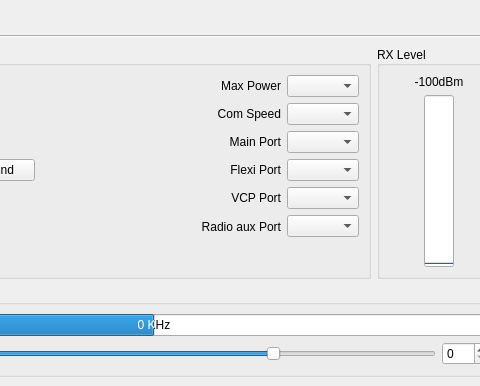
Qt form ground/gcs/src/plugins/config/oplink.ui (librepilot/LibrePilot) before a commit; both pictures show x 304 to 784 and y 0 to 386 of the 971 by 652 pixel window.
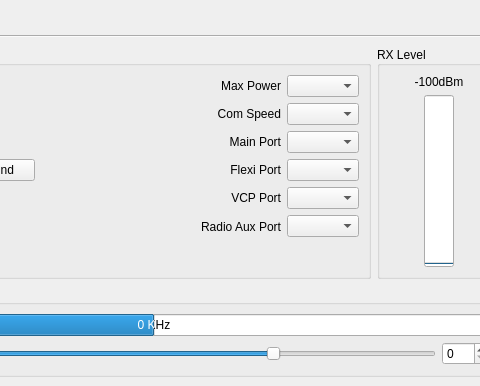
The same form after that commit. Icons and pictures are not drawn.

The edit to the form file:
```diff
--- a/ground/gcs/src/plugins/config/oplink.ui
+++ b/ground/gcs/src/plugins/config/oplink.ui
@@ -681,7 +681,7 @@
                    </font>
                   </property>
                   <property name="text">
-                   <string>Radio aux Port</string>
+                   <string>Radio Aux Port</string>
                   </property>
                   <property name="alignment">
                    <set>Qt::AlignRight|Qt::AlignTrailing|Qt::AlignVCenter</set>
```
Left out of the diff: 2 changed lines with no effect on the pictures.
